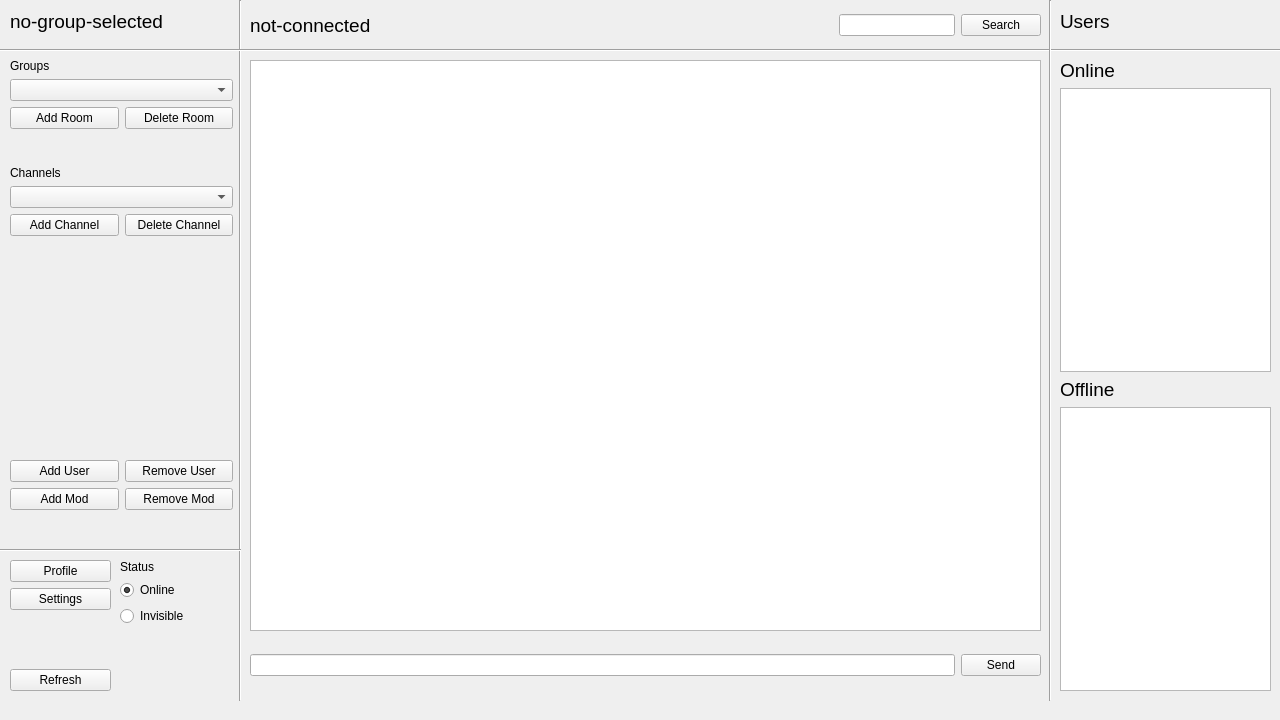
Old version of the form Project Implementation/Messaging App Codebase/forms/mainwindow.ui in the repository Hannah-Ashna/Messaging-Application.
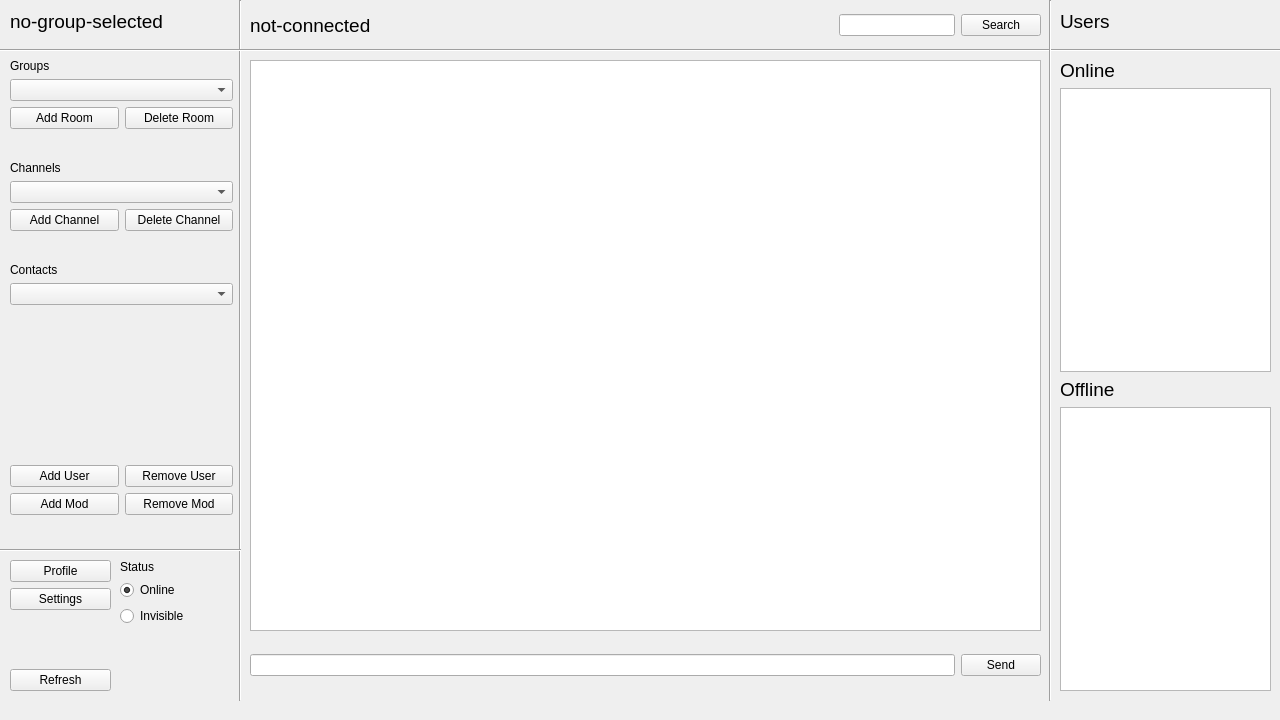
New version of the form.

Commit message: Added contacts pane

Patch:
```diff
--- a/Project Implementation/Messaging App Codebase/forms/mainwindow.ui
+++ b/Project Implementation/Messaging App Codebase/forms/mainwindow.ui
@@ -397,6 +397,16 @@
          </property>
         </spacer>
        </item>
+       <item>
+        <widget class="QLabel" name="channelLabel_4">
+         <property name="text">
+          <string>Contacts</string>
+         </property>
+        </widget>
+       </item>
+       <item>
+        <widget class="QComboBox" name="contactsDropDown"/>
+       </item>
        <item>
         <spacer name="verticalSpacer_9">
          <property name="orientation">
```
The commit also changes 5 other files.
